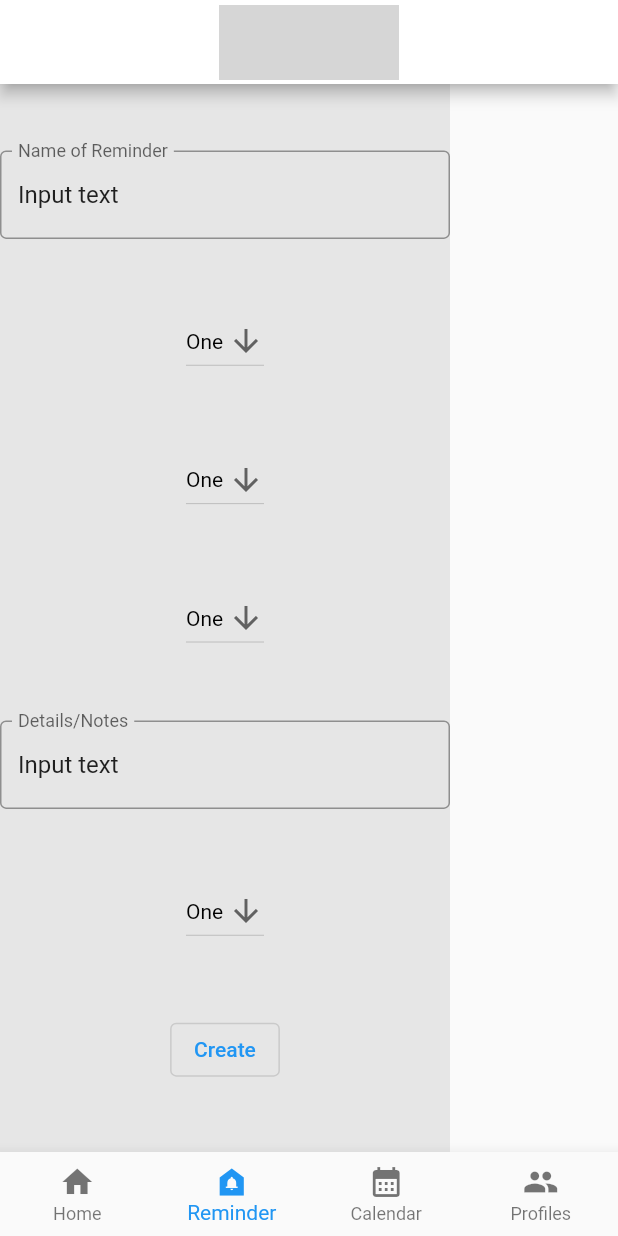
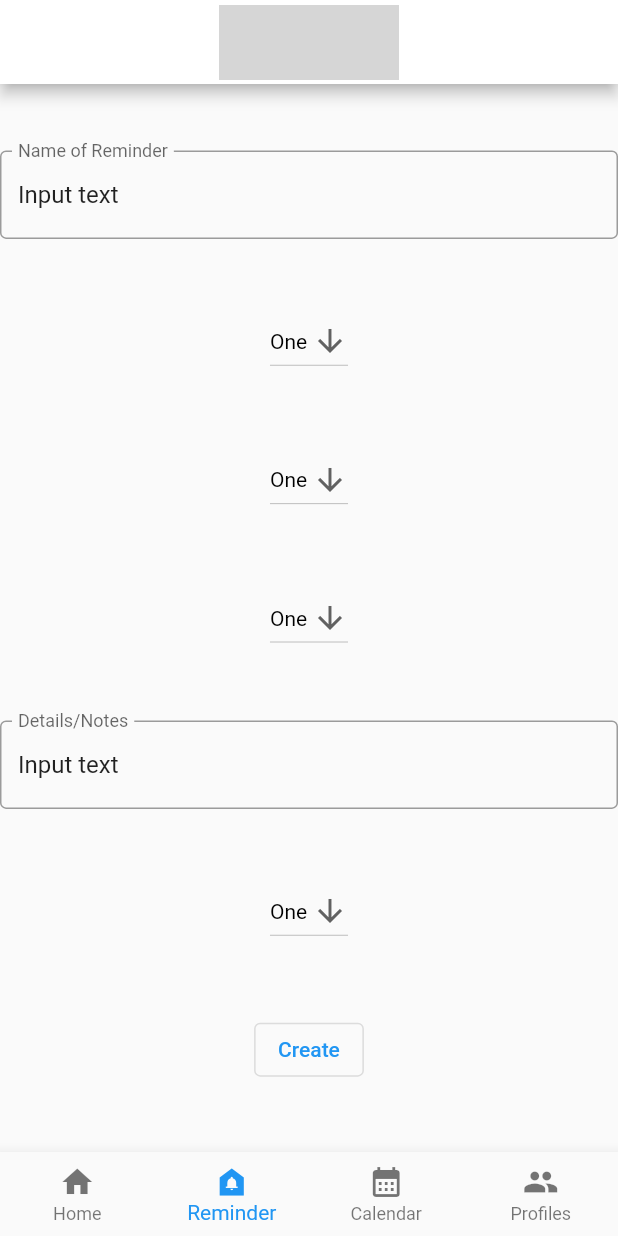
Before and after one commit to tobias-mack/tabmind, a Flutter app: the screen it shows after launch, item 2 of the bottom bar chosen, on a phone screen of 412 x 824 dp. Run offline on Flutter 3.47's test engine with Material 2 defaults, Android fonts, the phone set to English and light mode, and no system bars; our stand-ins replace flutter_riverpod, freezed_annotation; grey boxes are pictures that could not be loaded.

Commit message:
small adjustments

```diff
--- a/lib/main.dart
+++ b/lib/main.dart
@@ -4,7 +4,7 @@ import 'package:tabmind/pages/calendar/calendar_view.dart';
 import 'package:tabmind/pages/creationPage/creationPage_view.dart';
 import 'package:tabmind/pages/home/home_view.dart';
 import 'package:tabmind/pages/profiles/profiles_view.dart';
-import 'package:tabmind/pages/reminder/reminder_view.dart';
+import 'package:tabmind/pages/reminderPage/reminderPage_view.dart';
 
 void main() async {
   runApp(await buildApp());
--- a/lib/pages/creationPage/creationPage_view.dart
+++ b/lib/pages/creationPage/creationPage_view.dart
@@ -47,8 +47,8 @@ class CreationPageView extends ConsumerWidget {
 //   }
 // }
       body: Container(
-        width: 300,
-        color: Color.fromARGB(100, 200, 200, 200),
+        //width: 300,
+        //color: Color.fromARGB(100, 200, 200, 200),
         child: Column(
           mainAxisAlignment: MainAxisAlignment.spaceEvenly,
           //          verticalDirection: VerticalDirection.up,
@@ -59,7 +59,7 @@ class CreationPageView extends ConsumerWidget {
           children: [
             TextFormField(
               initialValue: 'Input text',
-              decoration: InputDecoration(
+              decoration: const InputDecoration(
                 labelText: 'Name of Reminder',
                 border: OutlineInputBorder(),
               ),
@@ -73,7 +73,7 @@ class CreationPageView extends ConsumerWidget {
 
             TextFormField(
               initialValue: 'Input text',
-              decoration: InputDecoration(
+              decoration: const InputDecoration(
                 labelText: 'Details/Notes',
                 border: OutlineInputBorder(),
               ),
@@ -86,7 +86,7 @@ class CreationPageView extends ConsumerWidget {
               onPressed: () {
                 // Respond to button press
               },
-              child: Text("Create"),
+              child: const Text("Create"),
             ),
           ],
         ),
```
Also changed, not shown: lib/pages/reminderPage/reminderPage_view.dart (renamed from lib/pages/reminder/reminder_view.dart).
